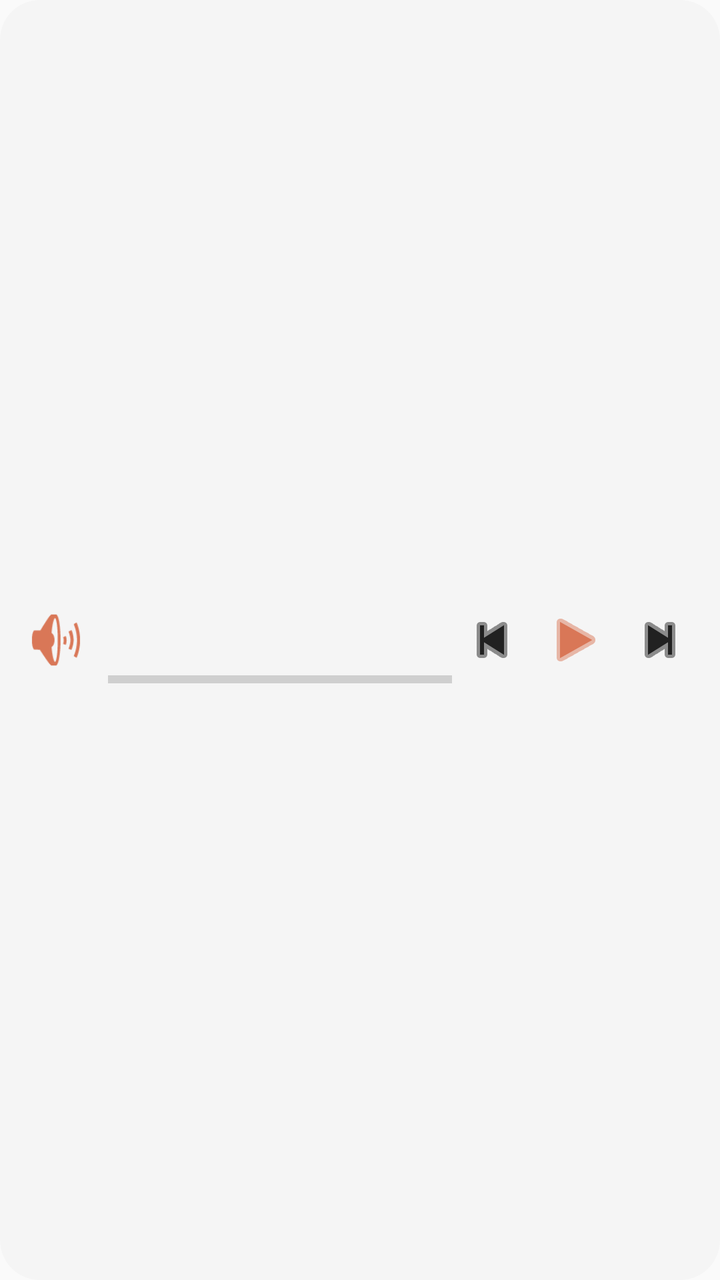
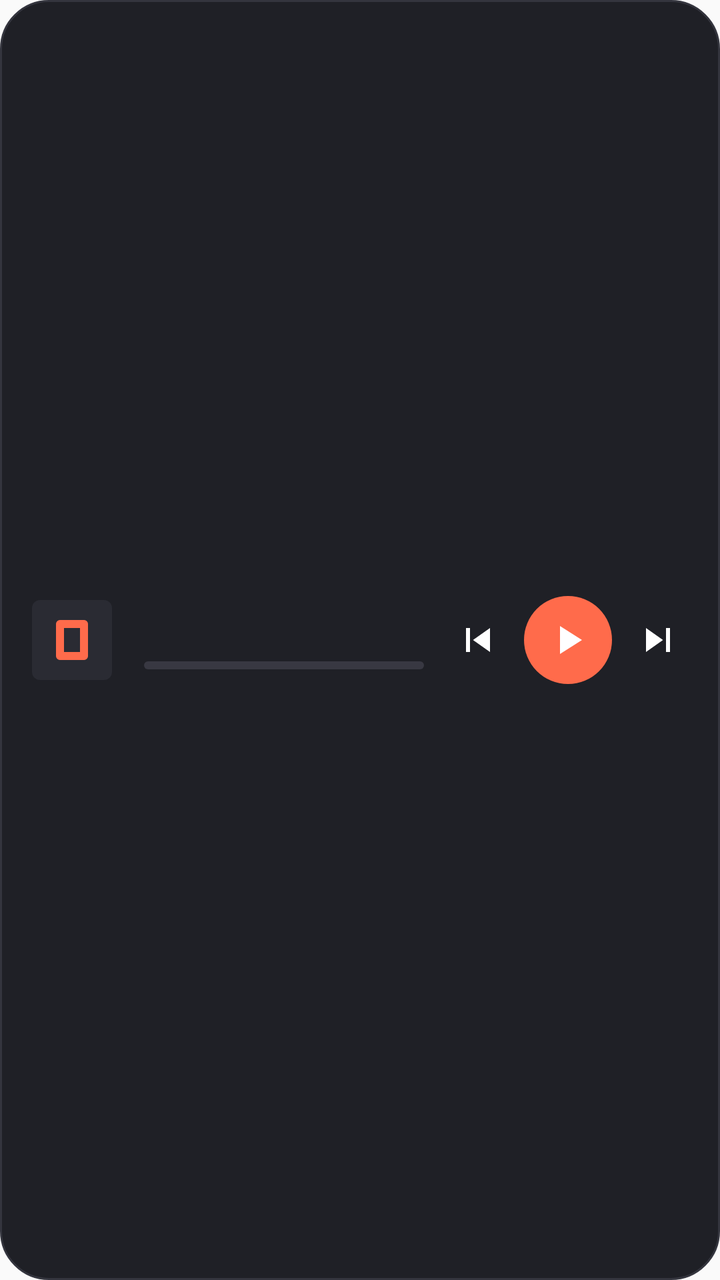

The first picture is an Android layout as it rendered before a commit; the second is the same layout after the commit. The layout source and the unified diff follow.
<!-- AndroidManifest.xml: application theme Theme.EpubPro -->
<!-- res/layout/tts_audio_widget.xml -->
<?xml version="1.0" encoding="utf-8"?>
<LinearLayout xmlns:android="http://schemas.android.com/apk/res/android"
    android:layout_width="match_parent"
    android:layout_height="match_parent"
    android:orientation="horizontal"
    android:gravity="center_vertical"
    android:padding="10dp"
    android:background="@drawable/tts_audio_widget_background">

    <ImageView
        android:id="@+id/tts_widget_icon"
        android:layout_width="36dp"
        android:layout_height="36dp"
        android:layout_marginEnd="8dp"
        android:src="@android:drawable/ic_lock_silent_mode_off"
        android:tint="@color/tts_widget_primary"
        android:contentDescription="@string/tts_widget_icon_description" />

    <LinearLayout
        android:layout_width="0dp"
        android:layout_height="wrap_content"
        android:layout_weight="1"
        android:orientation="vertical">

        <TextView
            android:id="@+id/tts_widget_title"
            android:layout_width="match_parent"
            android:layout_height="wrap_content"
            android:maxLines="1"
            android:ellipsize="end"
            android:textColor="@color/tts_widget_on_surface"
            android:textStyle="bold"
            android:textSize="14sp" />

        <TextView
            android:id="@+id/tts_widget_status"
            android:layout_width="match_parent"
            android:layout_height="wrap_content"
            android:maxLines="1"
            android:textColor="@color/tts_widget_on_surface_variant"
            android:textSize="12sp" />

        <ProgressBar
            android:id="@+id/tts_widget_progress"
            style="?android:attr/progressBarStyleHorizontal"
            android:layout_width="match_parent"
            android:layout_height="4dp"
            android:layout_marginTop="4dp"
            android:max="100"
            android:progressTint="@color/tts_widget_primary"
            android:indeterminateTint="@color/tts_widget_primary" />
    </LinearLayout>

    <ImageButton
        android:id="@+id/tts_widget_previous"
        android:layout_width="40dp"
        android:layout_height="40dp"
        android:background="@android:color/transparent"
        android:src="@android:drawable/ic_media_previous"
        android:tint="@color/tts_widget_on_surface"
        android:contentDescription="@string/tts_widget_previous" />

    <ImageButton
        android:id="@+id/tts_widget_play_pause"
        android:layout_width="44dp"
        android:layout_height="44dp"
        android:background="@android:color/transparent"
        android:src="@android:drawable/ic_media_play"
        android:tint="@color/tts_widget_primary"
        android:contentDescription="@string/tts_widget_play_pause" />

    <ImageButton
        android:id="@+id/tts_widget_next"
        android:layout_width="40dp"
        android:layout_height="40dp"
        android:background="@android:color/transparent"
        android:src="@android:drawable/ic_media_next"
        android:tint="@color/tts_widget_on_surface"
        android:contentDescription="@string/tts_widget_next" />
</LinearLayout>
<!-- resources referenced by this layout -->
<resources>
  <color name="tts_widget_on_surface">#FF212121</color>
  <color name="tts_widget_on_surface_variant">#FF666666</color>
  <color name="tts_widget_primary">#FFD97757</color>
  <!-- drawable tts_audio_widget_background (drawable) -->
  <?xml version="1.0" encoding="utf-8"?>
  <shape xmlns:android="http://schemas.android.com/apk/res/android" android:shape="rectangle">
      <corners android:radius="20dp" />
      <solid android:color="@color/tts_widget_background" />
  </shape>
  <string name="tts_widget_icon_description">Audio TTS</string>
  <string name="tts_widget_next">Câu tiếp theo</string>
  <string name="tts_widget_play_pause">Phát hoặc tạm dừng</string>
  <string name="tts_widget_previous">Câu trước</string>
  <style name="Theme.EpubPro" parent="android:Theme.Material.Light.NoActionBar">
          <item name="android:statusBarColor">@android:color/transparent</item>
      </style>
  <color name="tts_widget_background">#FFF5F5F5</color>
</resources>

<!-- the commit's change to res/layout/tts_audio_widget.xml (unified diff, before → after) -->
@@ -4,16 +4,16 @@
     android:layout_height="match_parent"
     android:orientation="horizontal"
     android:gravity="center_vertical"
-    android:padding="10dp"
-    android:background="@drawable/tts_audio_widget_background">
+    android:padding="12dp"
+    android:background="@drawable/bg_tts_widget_background">
 
     <ImageView
         android:id="@+id/tts_widget_icon"
-        android:layout_width="36dp"
-        android:layout_height="36dp"
-        android:layout_marginEnd="8dp"
-        android:src="@android:drawable/ic_lock_silent_mode_off"
-        android:tint="@color/tts_widget_primary"
+        android:layout_width="48dp"
+        android:layout_height="48dp"
+        android:layout_marginEnd="12dp"
+        android:scaleType="centerCrop"
+        android:src="@drawable/ic_widget_book_placeholder"
         android:contentDescription="@string/tts_widget_icon_description" />
 
     <LinearLayout
@@ -36,45 +36,66 @@
             android:id="@+id/tts_widget_status"
             android:layout_width="match_parent"
             android:layout_height="wrap_content"
+            android:layout_marginTop="2dp"
             android:maxLines="1"
+            android:ellipsize="end"
             android:textColor="@color/tts_widget_on_surface_variant"
             android:textSize="12sp" />
 
         <ProgressBar
             android:id="@+id/tts_widget_progress"
-            style="?android:attr/progressBarStyleHorizontal"
+            style="@android:style/Widget.ProgressBar.Horizontal"
             android:layout_width="match_parent"
             android:layout_height="4dp"
-            android:layout_marginTop="4dp"
+            android:layout_marginTop="6dp"
             android:max="100"
-            android:progressTint="@color/tts_widget_primary"
-            android:indeterminateTint="@color/tts_widget_primary" />
+            android:progressDrawable="@drawable/bg_tts_widget_progress" />
+
+        <TextView
+            android:id="@+id/tts_widget_progress_text"
+            android:layout_width="match_parent"
+            android:layout_height="wrap_content"
+            android:layout_marginTop="3dp"
+            android:maxLines="1"
+            android:ellipsize="end"
+            android:textColor="@color/tts_widget_primary"
+            android:textSize="11sp" />
     </LinearLayout>
 
-    <ImageButton
-        android:id="@+id/tts_widget_previous"
-        android:layout_width="40dp"
-        android:layout_height="40dp"
-        android:background="@android:color/transparent"
-        android:src="@android:drawable/ic_media_previous"
-        android:tint="@color/tts_widget_on_surface"
-        android:contentDescription="@string/tts_widget_previous" />
+    <LinearLayout
+        android:layout_width="wrap_content"
+        android:layout_height="wrap_content"
+        android:gravity="center_vertical"
+        android:orientation="horizontal"
+        android:layout_marginStart="8dp">
 
-    <ImageButton
-        android:id="@+id/tts_widget_play_pause"
-        android:layout_width="44dp"
-        android:layout_height="44dp"
-        android:background="@android:color/transparent"
-        android:src="@android:drawable/ic_media_play"
-        android:tint="@color/tts_widget_primary"
-        android:contentDescription="@string/tts_widget_play_pause" />
+        <ImageButton
+            android:id="@+id/tts_widget_previous"
+            android:layout_width="38dp"
+            android:layout_height="38dp"
+            android:background="@android:color/transparent"
+            android:src="@drawable/ic_widget_previous"
+            android:scaleType="centerInside"
+            android:contentDescription="@string/tts_widget_previous" />
 
-    <ImageButton
-        android:id="@+id/tts_widget_next"
-        android:layout_width="40dp"
-        android:layout_height="40dp"
-        android:background="@android:color/transparent"
-        android:src="@android:drawable/ic_media_next"
-        android:tint="@color/tts_widget_on_surface"
-        android:contentDescription="@string/tts_widget_next" />
+        <ImageButton
+            android:id="@+id/tts_widget_play_pause"
+            android:layout_width="44dp"
+            android:layout_height="44dp"
+            android:layout_marginStart="4dp"
+            android:layout_marginEnd="4dp"
+            android:background="@drawable/bg_tts_widget_play_button"
+            android:src="@drawable/ic_widget_play"
+            android:scaleType="centerInside"
+            android:contentDescription="@string/tts_widget_play_pause" />
+
+        <ImageButton
+            android:id="@+id/tts_widget_next"
+            android:layout_width="38dp"
+            android:layout_height="38dp"
+            android:background="@android:color/transparent"
+            android:src="@drawable/ic_widget_next"
+            android:scaleType="centerInside"
+            android:contentDescription="@string/tts_widget_next" />
+    </LinearLayout>
 </LinearLayout>
<!-- resource entries referenced after the edit -->
@@ -1,14 +1,89 @@
 <!-- resources referenced by this layout -->
 <resources>
-  <color name="tts_widget_on_surface">#FF212121</color>
-  <color name="tts_widget_on_surface_variant">#FF666666</color>
-  <color name="tts_widget_primary">#FFD97757</color>
-  <!-- drawable tts_audio_widget_background (drawable) -->
+  <color name="tts_widget_on_surface">#FFFFFF</color>
+  <color name="tts_widget_on_surface_variant">#A0A0A8</color>
+  <color name="tts_widget_primary">#FF6B4B</color>
+  <!-- drawable bg_tts_widget_background (drawable) -->
   <?xml version="1.0" encoding="utf-8"?>
-  <shape xmlns:android="http://schemas.android.com/apk/res/android" android:shape="rectangle">
-      <corners android:radius="20dp" />
+  <shape xmlns:android="http://schemas.android.com/apk/res/android"
+      android:shape="rectangle">
+      <corners android:radius="24dp" />
       <solid android:color="@color/tts_widget_background" />
+      <stroke
+          android:width="1dp"
+          android:color="@color/tts_widget_border" />
   </shape>
+  <!-- drawable bg_tts_widget_play_button (drawable) -->
+  <?xml version="1.0" encoding="utf-8"?>
+  <shape xmlns:android="http://schemas.android.com/apk/res/android"
+      android:shape="oval">
+      <solid android:color="@color/tts_widget_primary" />
+  </shape>
+  <!-- drawable bg_tts_widget_progress (drawable) -->
+  <?xml version="1.0" encoding="utf-8"?>
+  <layer-list xmlns:android="http://schemas.android.com/apk/res/android">
+      <item android:id="@android:id/background">
+          <shape android:shape="rectangle">
+              <corners android:radius="2dp" />
+              <solid android:color="@color/tts_widget_progress_track" />
+          </shape>
+      </item>
+      <item android:id="@android:id/progress">
+          <clip>
+              <shape android:shape="rectangle">
+                  <corners android:radius="2dp" />
+                  <solid android:color="@color/tts_widget_primary" />
+              </shape>
+          </clip>
+      </item>
+  </layer-list>
+  <!-- drawable ic_widget_book_placeholder (drawable) -->
+  <?xml version="1.0" encoding="utf-8"?>
+  <vector xmlns:android="http://schemas.android.com/apk/res/android"
+      android:width="48dp"
+      android:height="48dp"
+      android:viewportWidth="48"
+      android:viewportHeight="48">
+      <path
+          android:fillColor="#2A2B33"
+          android:pathData="M8,4h32a4,4 0 0,1 4,4v32a4,4 0 0,1 -4,4H8a4,4 0 0,1 -4,-4V8a4,4 0 0,1 4,-4z" />
+      <path
+          android:fillColor="#FF6B4B"
+          android:pathData="M18,14h12a2,2 0 0,1 2,2v16a2,2 0 0,1 -2,2H18a2,2 0 0,1 -2,-2V16a2,2 0 0,1 2,-2zm2,4v12h8V18h-8z" />
+  </vector>
+  <!-- drawable ic_widget_next (drawable) -->
+  <?xml version="1.0" encoding="utf-8"?>
+  <vector xmlns:android="http://schemas.android.com/apk/res/android"
+      android:width="24dp"
+      android:height="24dp"
+      android:viewportWidth="24"
+      android:viewportHeight="24">
+      <path
+          android:fillColor="#FFFFFF"
+          android:pathData="M6,18l8.5,-6L6,6v12zM16,6v12h2V6h-2z" />
+  </vector>
+  <!-- drawable ic_widget_play (drawable) -->
+  <?xml version="1.0" encoding="utf-8"?>
+  <vector xmlns:android="http://schemas.android.com/apk/res/android"
+      android:width="24dp"
+      android:height="24dp"
+      android:viewportWidth="24"
+      android:viewportHeight="24">
+      <path
+          android:fillColor="#FFFFFF"
+          android:pathData="M8,5v14l11,-7z" />
+  </vector>
+  <!-- drawable ic_widget_previous (drawable) -->
+  <?xml version="1.0" encoding="utf-8"?>
+  <vector xmlns:android="http://schemas.android.com/apk/res/android"
+      android:width="24dp"
+      android:height="24dp"
+      android:viewportWidth="24"
+      android:viewportHeight="24">
+      <path
+          android:fillColor="#FFFFFF"
+          android:pathData="M6,6h2v12H6zm3.5,6l8.5,6V6z" />
+  </vector>
   <string name="tts_widget_icon_description">Audio TTS</string>
   <string name="tts_widget_next">Câu tiếp theo</string>
   <string name="tts_widget_play_pause">Phát hoặc tạm dừng</string>
@@ -16,6 +91,8 @@
   <style name="Theme.EpubPro" parent="android:Theme.Material.Light.NoActionBar">
           <item name="android:statusBarColor">@android:color/transparent</item>
       </style>
-  <color name="tts_widget_background">#FFF5F5F5</color>
+  <color name="tts_widget_background">#1F2026</color>
+  <color name="tts_widget_border">#34353E</color>
+  <color name="tts_widget_progress_track">#383842</color>
 </resources>
 
